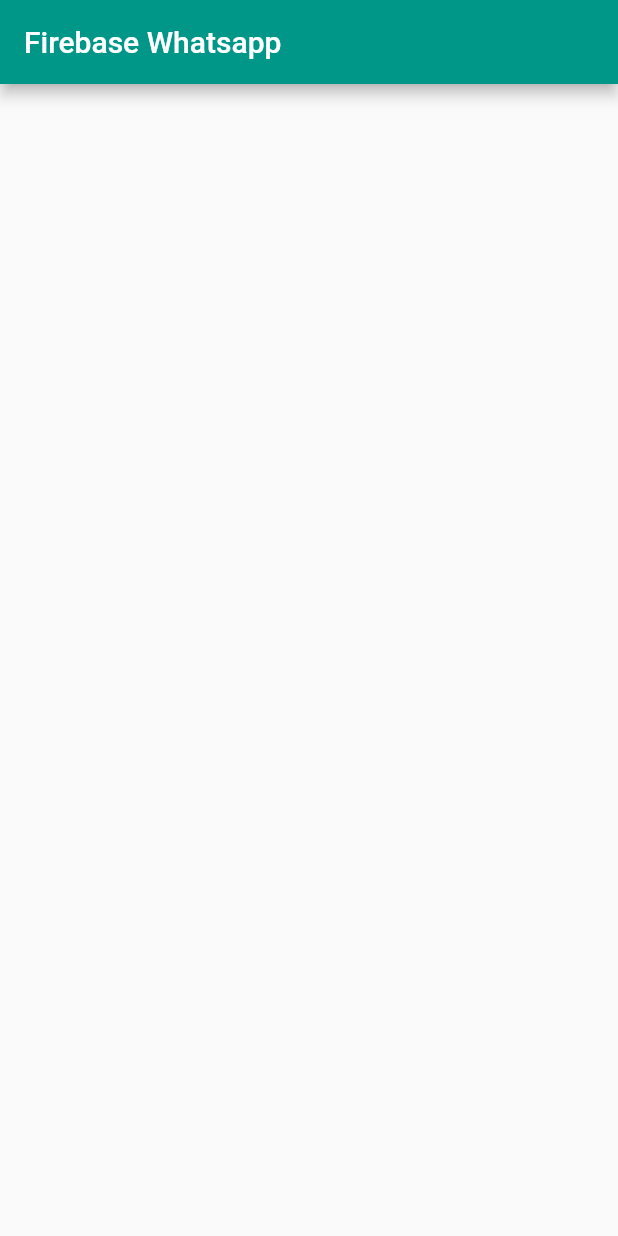
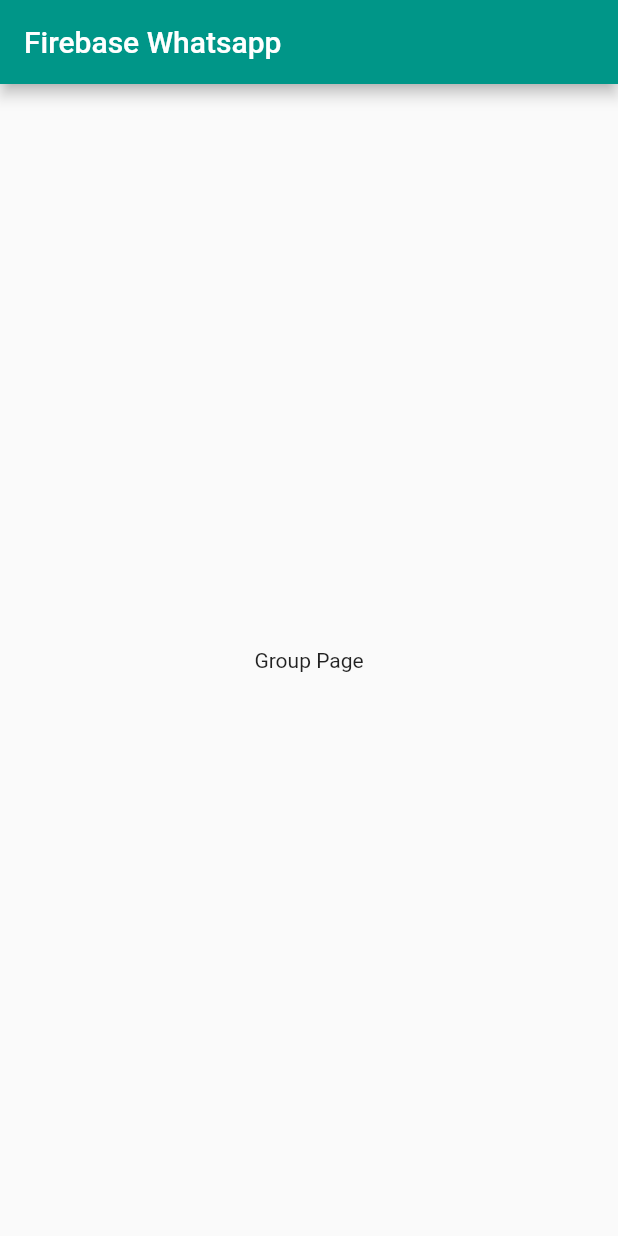
Before and after one commit to fiorcode/whatsappfire, a Flutter app: the screen it shows after launch, on a phone screen of 412 x 824 dp. Run offline on Flutter 3.47's test engine with Material 2 defaults, Android fonts, the phone set to English and light mode, and no system bars.

Commit message:
Group Page

```diff
--- a/lib/main.dart
+++ b/lib/main.dart
@@ -1,4 +1,5 @@
 import 'package:flutter/material.dart';
+import 'package:whatsappfire/pages/group_page.dart';
 
 void main() => runApp(MyApp());
 
@@ -10,11 +11,10 @@
       theme: ThemeData(
         primarySwatch: Colors.teal,
       ),
-      home: Scaffold(
-        appBar: AppBar(
-          title: Text('Firebase Whatsapp'),
-        ),
-      ),
+      initialRoute: '/',
+      routes: {
+        '/': (_) => GroupPage(),
+      },
     );
   }
 }
--- /dev/null
+++ b/lib/pages/group_page.dart
@@ -0,0 +1,17 @@
+import 'package:flutter/material.dart';
+
+class GroupPage extends StatelessWidget {
+  const GroupPage({
+    Key key,
+  }) : super(key: key);
+
+  @override
+  Widget build(BuildContext context) {
+    return Scaffold(
+      appBar: AppBar(
+        title: Text('Firebase Whatsapp'),
+      ),
+      body: Center(child: Text('Group Page'),),
+    );
+  }
+}
```
Also changed, not shown: 3 other files.
